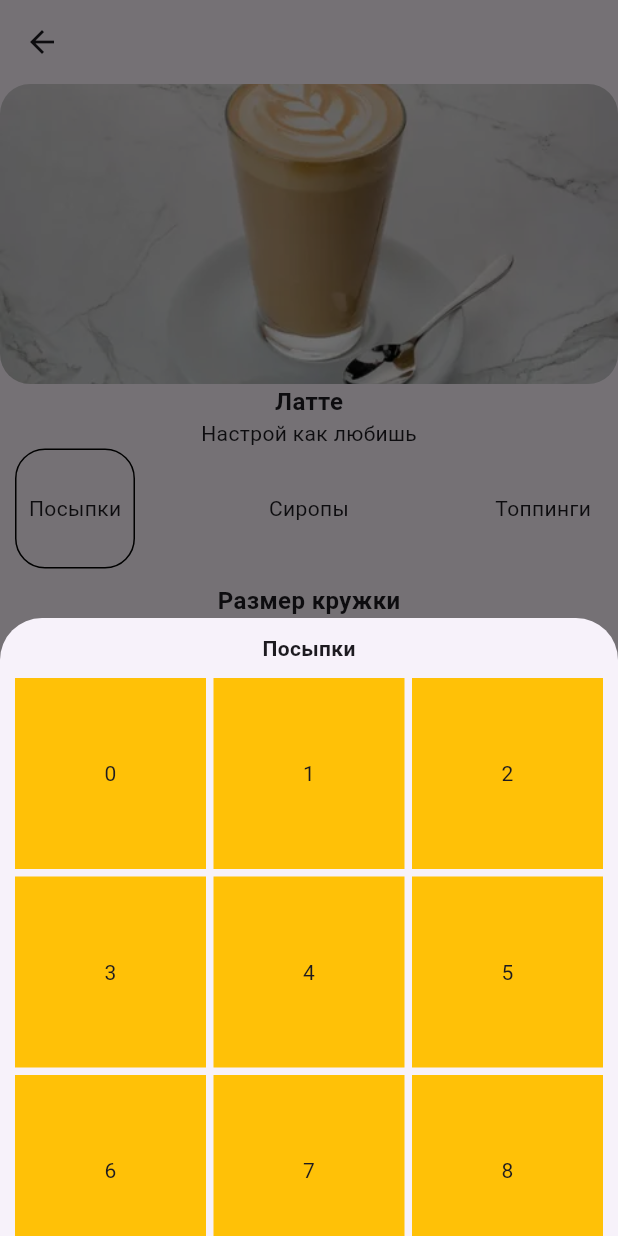
After one commit to domon1/coffee-maker-client, a Flutter app: the CurrentItemPage screen opened directly, after a tap on "Посыпки", on a phone screen of 412 x 824 dp. The commit adds this screen. Run offline on Flutter 3.47's test engine with Material 3 defaults, Android fonts, the phone set to English and light mode, and no system bars.

Commit message:
feat: Добавление отображения выбранного товара

```diff
--- a/lib/features/card/smal_item_card.dart
+++ b/lib/features/card/smal_item_card.dart
@@ -1,3 +1,4 @@
+import 'package:coffe_maker_project/features/pages/current_item_page/current_item_page.dart';
 import 'package:flutter/material.dart';
 
 class SmalItemCard extends StatelessWidget {
@@ -5,7 +6,20 @@ class SmalItemCard extends StatelessWidget {
 
   @override
   Widget build(BuildContext context) {
-    return Card(
+    return InkWell(
+      onTap: () {
+        showModalBottomSheet(
+          isScrollControlled: true,
+          context: context,
+          builder: (BuildContext context) {
+            return const FractionallySizedBox(
+              heightFactor: 0.9,
+              child: CurrentItemPage(),
+            );
+          },
+        );
+      },
+      child: Card(
         elevation: 10,
         shape: const RoundedRectangleBorder(
           borderRadius: BorderRadius.all(
@@ -46,8 +60,7 @@ class SmalItemCard extends StatelessWidget {
                     style: TextStyle(
                         color: Colors.black,
                         fontSize: 10,
-                    overflow: TextOverflow.ellipsis
-                  ),
+                        overflow: TextOverflow.ellipsis),
                   )),
               const SizedBox(
                 height: 30,
@@ -70,6 +83,7 @@ class SmalItemCard extends StatelessWidget {
             ],
           ),
         ),
+      ),
     );
   }
 }
--- /dev/null
+++ b/lib/features/pages/current_item_page/current_item_page.dart
@@ -0,0 +1,166 @@
+import 'package:flutter/material.dart';
+
+class CurrentItemPage extends StatefulWidget {
+  const CurrentItemPage({super.key});
+
+  @override
+  State<CurrentItemPage> createState() => _CurrentItemPageState();
+}
+
+class _CurrentItemPageState extends State<CurrentItemPage> {
+  @override
+  Widget build(BuildContext context) {
+    return Scaffold(
+      appBar: AppBar(),
+      body: Center(
+        child: SizedBox(
+          width: double.infinity,
+          height: double.infinity,
+          child: Column(
+            children: [
+              ClipRRect(
+                borderRadius: const BorderRadius.all(
+                  Radius.circular(20),
+                ),
+                child: SizedBox(
+                  height: 200,
+                  width: double.infinity,
+                  child: Stack(
+                    children: [
+                      Positioned.fill(
+                        child: Image.asset(
+                          "assets/images/latte.jpeg",
+                          fit: BoxFit.cover,
+                        ),
+                      ),
+                    ],
+                  ),
+                ),
+              ),
+              const Text(
+                "Латте",
+                style: TextStyle(fontWeight: FontWeight.bold, fontSize: 16),
+              ),
+              const Text(
+                "Настрой как любишь",
+                style: TextStyle(fontSize: 14),
+              ),
+              Padding(
+                padding: const EdgeInsets.symmetric(horizontal: 10),
+                child: Row(
+                  mainAxisAlignment: MainAxisAlignment.spaceBetween,
+                  children: [
+                    //TODO: Заменить на кнопки мб?? (Добавить ListView.builder, создавать элементы в зависимости от списка)
+                    InkWell(
+                      onTap: () {
+                        showModalBottomSheet(
+                          isScrollControlled: true,
+                          context: context,
+                          builder: (BuildContext context) {
+                            return FractionallySizedBox(
+                              heightFactor: 0.5,
+                              child: SizedBox(
+                                width: double.infinity,
+                                height: double.infinity,
+                                child: Center(
+                                  child: Column(
+                                    children: [
+                                      const SizedBox(
+                                        height: 10,
+                                      ),
+                                      const Text("Посыпки", style: TextStyle(fontWeight: FontWeight.bold, fontSize: 14),),
+                                      const SizedBox(
+                                        height: 10,
+                                      ),
+                                      Flexible(
+                                        child: Padding(
+                                          padding: const EdgeInsets.symmetric(horizontal: 10),
+                                          child: GridView.builder(
+                                            itemCount: 9,
+                                            gridDelegate:
+                                                const SliverGridDelegateWithFixedCrossAxisCount(
+                                              crossAxisCount: 3,
+                                              crossAxisSpacing: 5,
+                                              mainAxisSpacing: 5,
+                                            ),
+                                            itemBuilder: (context, index) {
+                                              return Container(
+                                                color: Colors.amber,
+                                                child: Center(child: Text("$index")));
+                                            },
+                                          ),
+                                        ),
+                                      ),
+                                    ],
+                                  ),
+                                ),
+                              ),
+                            );
+                          },
+                        );
+                      },
+                      child: Container(
+                          width: 80,
+                          height: 80,
+                          decoration: BoxDecoration(
+                              border: Border.all(width: 1),
+                              borderRadius: BorderRadius.circular(20)),
+                          child: const Center(child: Text("Посыпки"))),
+                    ),
+                    const SizedBox(
+                        width: 80,
+                        height: 80,
+                        child: Center(child: Text("Сиропы"))),
+                    const SizedBox(
+                        width: 80,
+                        height: 80,
+                        child: Center(child: Text("Топпинги"))),
+                  ],
+                ),
+              ),
+              const SizedBox(
+                height: 10,
+              ),
+              const Text(
+                "Размер кружки",
+                style: TextStyle(fontWeight: FontWeight.bold, fontSize: 16),
+              ),
+              const Padding(
+                padding: EdgeInsets.symmetric(horizontal: 10),
+                child: Row(
+                  mainAxisAlignment: MainAxisAlignment.spaceBetween,
+                  children: [
+                    //TODO: Заменить на кнопки мб?? (Добавить ListView.builder, создавать элементы в зависимости от списка)
+                    SizedBox(
+                        width: 80, height: 40, child: Center(child: Text("S"))),
+                    SizedBox(
+                        width: 80, height: 40, child: Center(child: Text("M"))),
+                    SizedBox(
+                        width: 80, height: 40, child: Center(child: Text("L"))),
+                  ],
+                ),
+              ),
+              const SizedBox(
+                height: 10,
+              ),
+              const Text(
+                "Описание",
+                style: TextStyle(fontWeight: FontWeight.bold, fontSize: 16),
+              ),
+              const Padding(
+                padding: EdgeInsets.symmetric(horizontal: 10),
+                child: SizedBox(
+                  height: 100,
+                  width: double.infinity,
+                  child: Text(
+                      "Латте (от итал. latteien — «латеин») — кофейный напиток итальянской кухни на основе эспрессо с добавлением в него подогретого до 65 градусов вспененного молока"),
+                ),
+              ),
+              ElevatedButton(onPressed: () {}, child: Text("+ 220 P"))
+            ],
+          ),
+        ),
+      ),
+    );
+  }
+}
--- a/lib/features/pages/home_page.dart
+++ b/lib/features/pages/home_page.dart
@@ -2,7 +2,6 @@ import 'package:coffe_maker_project/features/appbar/coffee_maker_appbar.dart';
 import 'package:coffe_maker_project/features/pages/item_page/main_item_page.dart';
 import 'package:coffe_maker_project/features/pages/item_page/second_item_page_combined.dart';
 import 'package:coffe_maker_project/features/pages/item_page/second_item_page_grid.dart';
-import 'package:coffe_maker_project/features/scroller/grid_item_scroller.dart';
 import 'package:flutter/material.dart';
 
 class HomePage extends StatefulWidget {
--- a/pubspec.yaml
+++ b/pubspec.yaml
@@ -9,6 +9,7 @@ environment:
 
 dependencies:
   flutter_staggered_grid_view: ^0.7.0
+
   flutter:
     sdk: flutter
 
```
Lines whose indentation alone changed are shown as unchanged.
